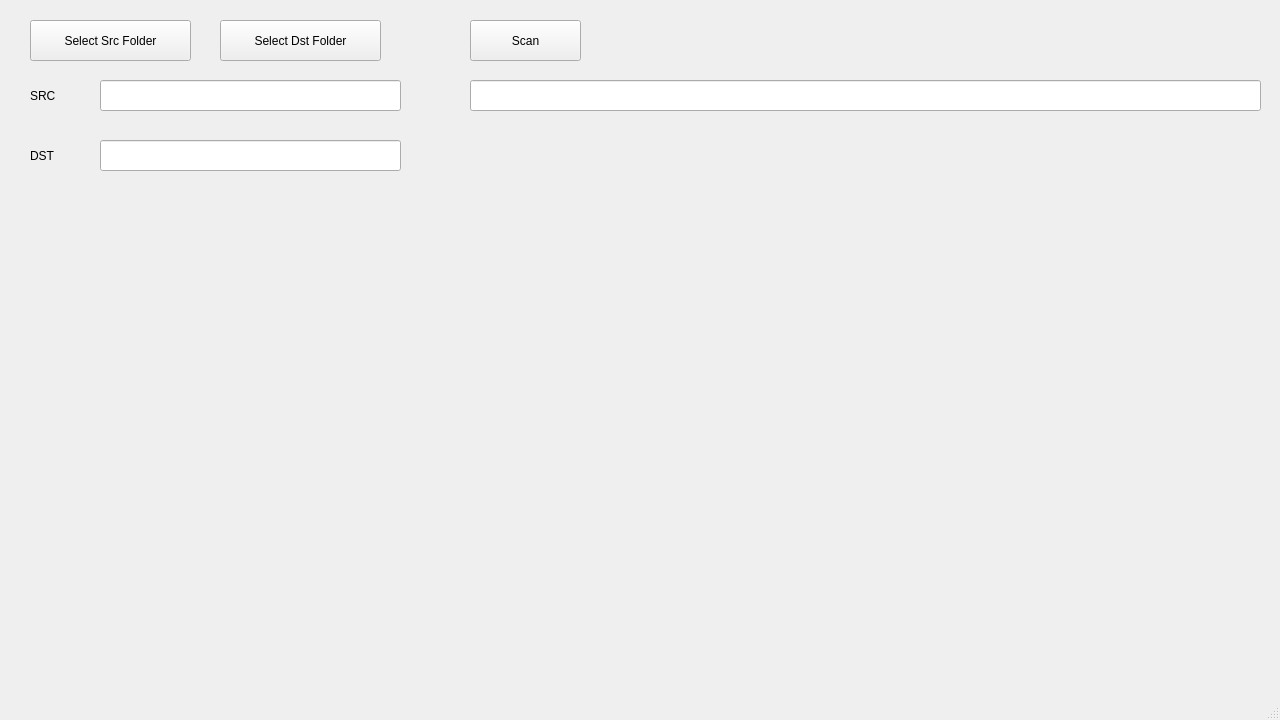
Qt form mainwindow.ui (hidog/FilenameConvert) before a commit.
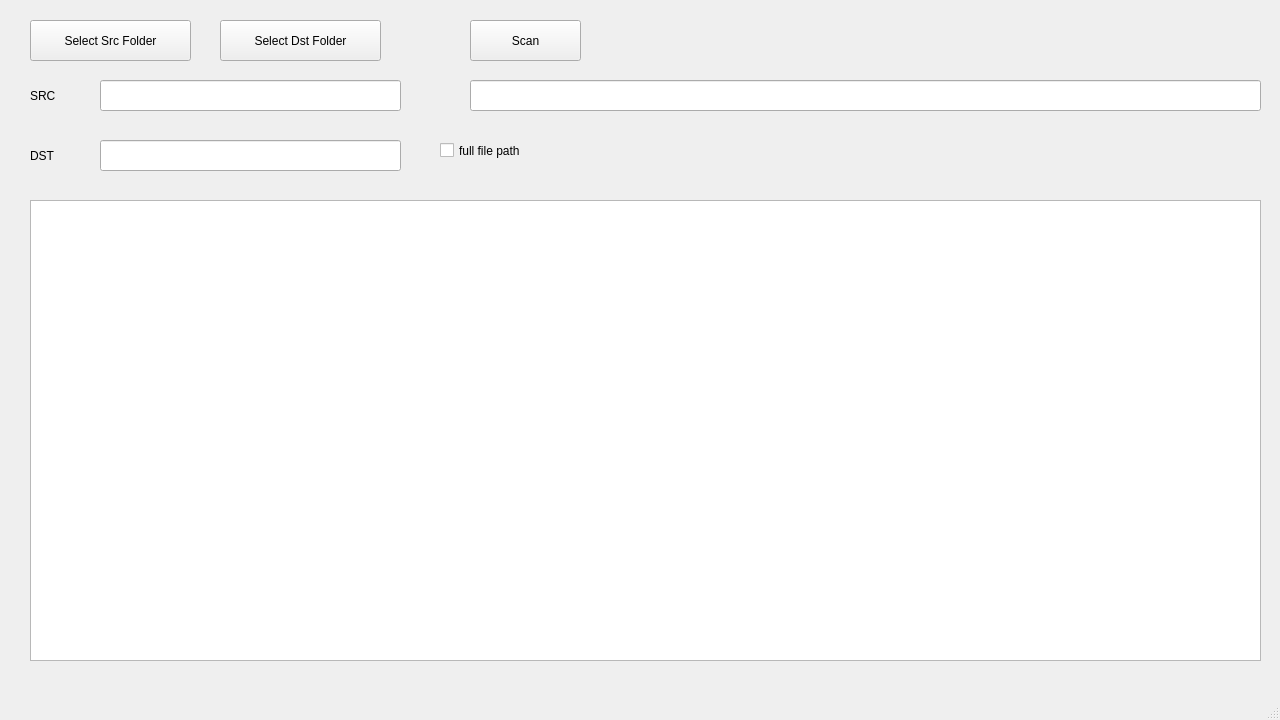
The same form after that commit.

Commit message: add scan, full path feature.

```diff
--- a/mainwindow.ui
+++ b/mainwindow.ui
@@ -120,6 +120,32 @@
       <height>31</height>
      </rect>
     </property>
+    <property name="readOnly">
+     <bool>true</bool>
+    </property>
+   </widget>
+   <widget class="QTextBrowser" name="itemBrowser">
+    <property name="geometry">
+     <rect>
+      <x>30</x>
+      <y>200</y>
+      <width>1231</width>
+      <height>461</height>
+     </rect>
+    </property>
+   </widget>
+   <widget class="QCheckBox" name="fullNameCheckBox">
+    <property name="geometry">
+     <rect>
+      <x>440</x>
+      <y>130</y>
+      <width>171</width>
+      <height>41</height>
+     </rect>
+    </property>
+    <property name="text">
+     <string>full file path</string>
+    </property>
    </widget>
   </widget>
   <widget class="QMenuBar" name="menubar">
```
The commit also changes 4 other files.
